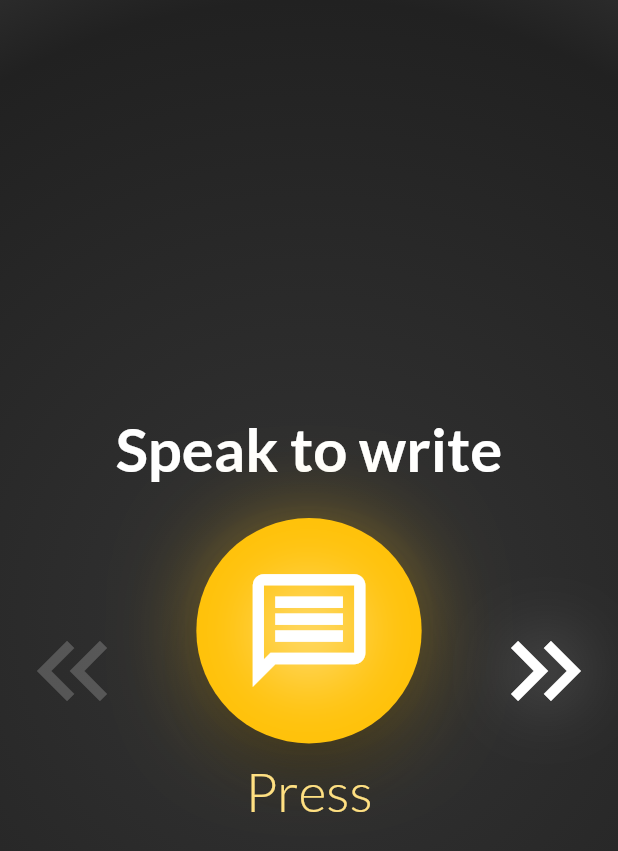
After one commit to MrPio/MrPowerManagerClient, a Flutter app: the SendTextVoice screen opened by its route, on a phone screen of 412 x 824 dp. The commit adds this screen. Shown: the top 851 px of the screen. Run offline on Flutter 3.47's test engine with Material 2 defaults, Android fonts, the phone set to English and light mode, and no system bars; our stand-ins replace dotted_border, fl_chart, flutter_datetime_picker, flutter_spinbox, google_fonts, google_sign_in and 4 more; missing offline and left inert: encrypt, record_mp3, stomp_dart_client; accounts and stored records are empty; network calls fail.

Commit message:
speak to write/ walkie talkie

```diff
--- a/lib/Screens/Home.dart
+++ b/lib/Screens/Home.dart
@@ -23,6 +23,7 @@ class Home extends StatefulWidget {
   List<Widget> pcListWidget = [];
   List<Widget> shimmerPcListWidget = [];
   static String token = '';
+  static bool stopListenOnMessage=false;
   TextEditingController inputBoxText = TextEditingController();
   List<String> pcNames = [];
   Map<String, bool> pcStatus = {};
@@ -321,6 +322,9 @@ class HomeState extends State<Home> {
         });
 
         widget.myStompClient.subscribeMessage(stompFrame, (map) {
+          if(Home.stopListenOnMessage){
+            return;
+          }
           var max=int.parse(map['message'].split('@@@')[2]);
           var index=int.parse(map['message'].split('@@@')[1]);
           if(index==0) {
--- /dev/null
+++ b/lib/Screens/send_text_voice.dart
@@ -0,0 +1,366 @@
+import 'dart:convert';
+import 'dart:developer';
+
+import 'package:flutter/material.dart';
+import 'package:google_fonts/google_fonts.dart';
+import 'package:mr_power_manager_client/Styles/background_gradient.dart';
+import 'package:mr_power_manager_client/Utils/size_adjustaments.dart';
+import 'package:permission_handler/permission_handler.dart';
+import 'package:record_mp3/record_mp3.dart';
+import 'package:vibration/vibration.dart';
+import 'dart:io'as Io;
+import 'dart:io';
+import 'dart:async';
+import 'package:path_provider/path_provider.dart';
+
+import 'Home.dart';
+
+class SendTextVoice extends StatefulWidget {
+  const SendTextVoice({Key? key}) : super(key: key);
+
+  @override
+  _SendTextVoiceState createState() => _SendTextVoiceState();
+}
+
+class _SendTextVoiceState extends State<SendTextVoice>
+    with TickerProviderStateMixin {
+  var _mic_on = false;
+  var _input_text = true;
+  var _hold = false;
+  late final AnimationController _animationController;
+  late final CurvedAnimation _curvedAnimation;
+  late final AnimationController _animationControllerSlide;
+  late final CurvedAnimation _curvedAnimationSlide;
+
+  var _current_index = 0;
+
+  String recordFilePath='';
+
+  @override
+  Widget build(BuildContext context) {
+    return Container(
+      decoration: getBackgroundGradient(),
+      child: Scaffold(
+        backgroundColor: Colors.transparent,
+        body: Center(
+          child: Column(
+            mainAxisSize: MainAxisSize.min,
+            children: [
+              Opacity(
+                opacity: 1-_animationControllerSlide.value,
+                child: Text(
+                  _current_index==0?'Speak to write':'Walkie talkie',
+                  style: GoogleFonts.lato(
+                    fontSize: 40,
+                    fontWeight: FontWeight.bold,
+                    color: Colors.white),
+                  textAlign: TextAlign.center,
+                ),
+              ),
+              SizedBox.fromSize(size: Size(0,22),),
+              Row(
+                mainAxisAlignment: MainAxisAlignment.spaceBetween,
+                children: [
+                  Container(
+                    decoration: BoxDecoration(
+                        borderRadius: BorderRadius.circular(999),
+                        boxShadow: [
+                          BoxShadow(
+                            color: Colors.white
+                                .withOpacity(_current_index == 0 ? 0 : 0.18),
+                            blurRadius: 38.0,
+                            spreadRadius: -25.0,
+                          ),
+                        ]),
+                    child: IconButton(
+                      icon: Icon(
+                        Icons.keyboard_double_arrow_left,
+                        color:
+                            Colors.white.withOpacity(_current_index == 0 ? 0.2 : 1),
+                      ),
+                      iconSize: 80,
+                      splashColor: _input_text
+                          ? Colors.amberAccent
+                          : Colors.tealAccent.shade400,
+                      onPressed: () {
+                        if (_current_index == 1) {
+                          changeScreen(0);
+                        }
+                      },
+                    ),
+                  ),
+                  Opacity(
+                    opacity: 1 - _curvedAnimationSlide.value,
+                    child: Column(
+                      mainAxisSize: MainAxisSize.min,
+                      children: [
+                        SizedBox(
+                          width: adjustSizeHorizontally(context, 150),
+                          height: adjustSizeHorizontally(context, 150),
+                          child: GestureDetector(
+                            onLongPress: () async {
+                              _animationController.forward();
+
+                              setState(() {
+                                _hold = true;
+                              });
+
+                              Future.delayed(const Duration(milliseconds: 400),
+                                  () async {
+                                if (!_hold) {
+                                  return;
+                                }
+                                _mic_on = true;
+                                startRecord();
+                                if ((await Vibration.hasVibrator()) ?? false) {
+                                  Vibration.vibrate();
+                                }
+                              });
+                            },
+                            onLongPressUp: () async {
+                              setState(() {
+                                _hold = false;
+                                if(!_mic_on){
+                                  return;
+                                }
+                                _mic_on = false;
+                                _animationController.reverse();
+                              });
+
+                              stopRecord();
+                              List<int> recBytes = Io.File(await getFilePath()).readAsBytesSync();
+                              String base64Rec = base64Encode(recBytes);
+                              //TODO MANDARE QUESTO
+                              Home.pcManagerState?.sendBase64(base64Rec,
+                                  _current_index==0?'SPEAK_TO_WRITE':'PLAY_AUDIO');
+
+
+                            },
+                            child: Container(
+                              decoration: BoxDecoration(
+                                  borderRadius: BorderRadius.circular(999),
+                                  boxShadow: [
+                                    BoxShadow(
+                                      color: _current_index==0?Colors.amber.withOpacity(
+                                          1 * (1 - _curvedAnimation.value)):
+                                      Colors.tealAccent.withOpacity(
+                                          1 * (1 - _curvedAnimation.value)),
+                                      blurRadius: 64.0,
+                                      spreadRadius: -23.0,
+                                    ),
+                                  ]),
+                              child: FloatingActionButton(
+                                elevation: _hold ? 0 : 12,
+                                onPressed: () {},
+                                child: Padding(
+                                  padding: const EdgeInsets.all(0.0),
+                                  child: Container(
+                                    decoration: BoxDecoration(
+                                        borderRadius: BorderRadius.circular(999),
+                                        boxShadow: [
+                                          BoxShadow(
+                                            color: Colors.white.withOpacity(0.62 *
+                                                (1 - _curvedAnimation.value)),
+                                            blurRadius: 44.0,
+                                            spreadRadius: -14.0,
+                                          ),
+                                        ]),
+                                    child: Stack(
+                                      alignment: Alignment.center,
+                                      children: [
+                                        Icon(
+                                          _current_index==0? Icons.message_outlined:Icons.mic_none,
+                                          size:
+                                              adjustSizeHorizontally(context, _current_index==0?90:100),
+                                          color: Colors.white.withOpacity(1-_curvedAnimation.value),
+                                        ),
+                                        Icon(
+                                          _current_index==0? Icons.message:Icons.mic,
+                                          size:
+                                              adjustSizeHorizontally(context, _current_index==0?90:100),
+                                          color: Colors.white
+                                              .withOpacity(_curvedAnimation.value),
+                                        ),
+                                      ],
+                                    ),
+                                  ),
+                                ),
+                                backgroundColor: _input_text
+                                    ? Color.lerp(
+                                        Colors.amber,
+                                        Colors.deepOrange.shade700,
+                                        _curvedAnimation.value)
+                                    :Color.lerp(
+                                    Colors.tealAccent.shade400,
+                                    Colors.teal.shade700,
+                                    _curvedAnimation.value),
+                                splashColor: _input_text
+                                    ? Colors.deepOrange.shade700
+                                    : Colors.teal.shade700,
+                              ),
+                            ),
+                          ),
+                        ),
+                        const SizedBox(
+                          height: 10,
+                        ),
+                        Text(
+                          _current_index==0?'Press':'Hold',
+                          style: GoogleFonts.lato(
+                              fontSize: 36,
+                              fontWeight: FontWeight.w300,
+                              color: _input_text
+                                  ? Color.lerp(
+                                  Colors.amber.shade200,
+                                  Colors.deepOrange.shade300,
+                                  _curvedAnimation.value)
+                                  : Color.lerp(
+                                  Colors.tealAccent.shade200,
+                                  Colors.teal.shade400,
+                                  _curvedAnimation.value), ),
+                          textAlign: TextAlign.center,
+                        ),
+                      ],
+                    ),
+                  ),
+                  Container(
+                    decoration: BoxDecoration(
+                        borderRadius: BorderRadius.circular(999),
+                        boxShadow: [
+                          BoxShadow(
+                            color: Colors.white
+                                .withOpacity(_current_index == 1 ? 0 : 0.18),
+                            blurRadius: 38.0,
+                            spreadRadius: -25.0,
+                          ),
+                        ]),
+                    child: IconButton(
+                      icon: const Icon(
+                        Icons.keyboard_double_arrow_right,
+                      ),
+                      iconSize: 80,
+                      splashColor: _input_text
+                          ? Colors.amberAccent
+                          : Colors.tealAccent.shade400,
+                      color:
+                          Colors.white.withOpacity(_current_index == 1 ? 0.2 : 1),
+                      onPressed: () {
+                        if (_current_index == 0) {
+                          changeScreen(1);
+                        }
+                      },
+                    ),
+                  ),
+                ],
+              ),
+            ],
+          ),
+        ),
+      ),
+    );
+  }
+
+  changeScreen(int index) {
+    setState(() {
+      _animationControllerSlide.forward();
+      Future.delayed(Duration(milliseconds: 250), () {
+        _current_index = index;
+        _input_text = index == 0;
+        _animationControllerSlide.reverse();
+      });
+    });
+  }
+
+
+/*  Future<bool> checkPermission() async {
+    if (!await Permission.microphone.isGranted) {
+      PermissionStatus status = await Permission.microphone.request();
+      if (status != PermissionStatus.granted) {
+        return false;
+      }
+    }
+    return true;
+  }*/
+
+  void startRecord() async {
+    await Permission.microphone.request();
+    bool hasPermission = true;//await checkPermission();
+    if (hasPermission) {
+      recordFilePath = await getFilePath();
+      RecordMp3.instance.start(recordFilePath, (type) {
+        print( "Record error--->$type");
+      });
+    } else {
+      print("No microphone permission");
+    }
+    setState(() {});
+  }
+
+/*  void pauseRecord() {
+    if (RecordMp3.instance.status == RecordStatus.PAUSE) {
+      bool s = RecordMp3.instance.resume();
+      if (s) {
+        setState(() {});
+      }
+    } else {
+      bool s = RecordMp3.instance.pause();
+      if (s) {
+        statusText = "Recording pause...";
+        setState(() {});
+      }
+    }
+  }*/
+
+  void stopRecord() {
+    bool s = RecordMp3.instance.stop();
+  }
+
+/*  void resumeRecord() {
+    bool s = RecordMp3.instance.resume();
+    if (s) {
+      statusText = "Recording...";
+      setState(() {});
+    }
+  }*/
+
+/*  String recordFilePath;
+
+  void play() {
+    if (recordFilePath != null && File(recordFilePath).existsSync()) {
+      AudioPlayer audioPlayer = AudioPlayer();
+      audioPlayer.play(recordFilePath, isLocal: true);
+    }
+  }*/
+
+  Future<String> getFilePath() async {
+    Directory storageDirectory = await getApplicationDocumentsDirectory();
+    String sdPath = storageDirectory.path + "/record";
+    var d = Directory(sdPath);
+    if (!d.existsSync()) {
+      d.createSync(recursive: true);
+    }
+    return sdPath + "/rec.mp3";
+  }
+
+  @override
+  void initState() {
+    super.initState();
+    _animationController = AnimationController(
+      duration: const Duration(milliseconds: 420),
+      vsync: this,
+      upperBound: 1,
+    );
+    _animationController.addListener(() => setState(() => {}));
+    _curvedAnimation = CurvedAnimation(
+        parent: _animationController, curve: Curves.fastOutSlowIn);
+
+    _animationControllerSlide = AnimationController(
+      duration: const Duration(milliseconds: 260),
+      vsync: this,
+      upperBound: 1,
+    );
+    _animationControllerSlide.addListener(() => setState(() => {}));
+    _curvedAnimationSlide = CurvedAnimation(
+        parent: _animationControllerSlide, curve: Curves.fastOutSlowIn);
+  }
+}
--- a/lib/Styles/background_gradient.dart
+++ b/lib/Styles/background_gradient.dart
@@ -9,7 +9,7 @@ BoxDecoration getBackgroundGradient() {
         Colors.grey[850]!,
         Colors.grey[900]!,
         Colors.grey[800]!,
-        Colors.grey[700]!,
+        Colors.grey[900]!,
       ],
     ),
   );
--- a/pubspec.yaml
+++ b/pubspec.yaml
@@ -50,6 +50,9 @@ dependencies:
   dotted_border: ^2.0.0+2
   stomp_dart_client: ^0.4.4
   flutter_spinbox: ^0.9.0
+  vibration: ^1.7.5
+  record_mp3: ^3.0.0
+  permission_handler: ^9.2.0
 dev_dependencies:
   flutter_test:
     sdk: flutter
```
Also changed, not shown: lib/Screens/pc_manager.dart (+44 -1 lines), lib/main.dart (+5 -3 lines), pubspec.lock, 1 other file.
